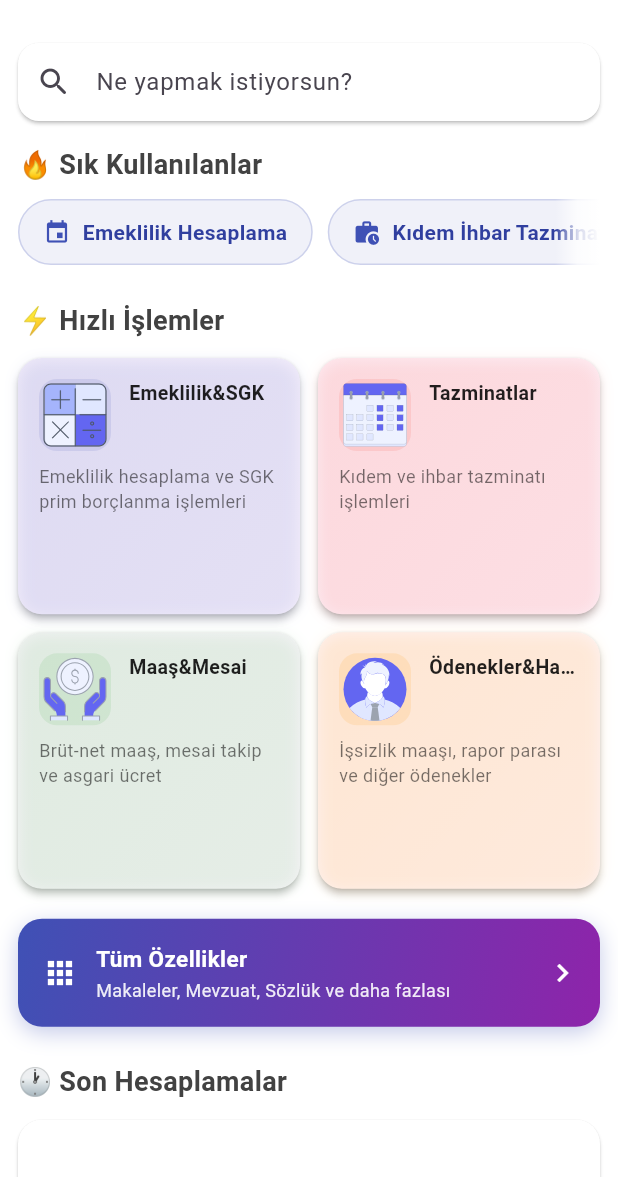
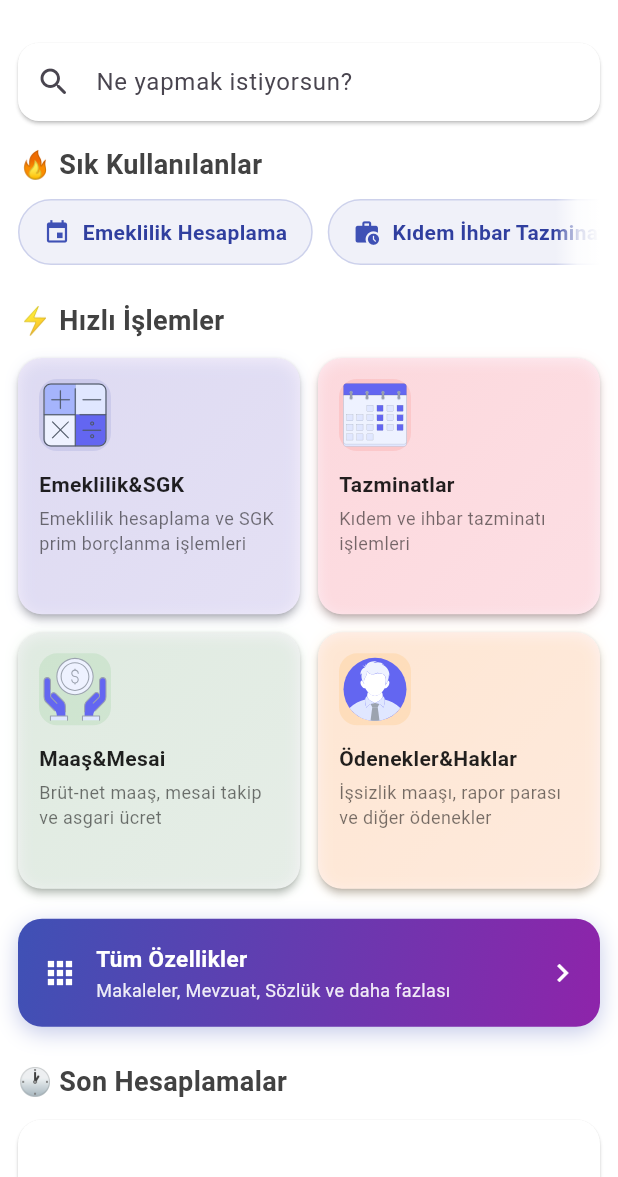
Before and after one commit to life1666/sosyalguvenlikmobil-ios, a Flutter app: the screen it shows after launch, on a phone screen of 412 x 824 dp, the part 59-1236 px from its top. Run offline on Flutter 3.47's test engine with Material 3 defaults, Android fonts, the phone set to English and light mode, and no system bars; our stand-ins replace cloud_firestore, firebase_analytics, firebase_auth, firebase_core, firebase_crashlytics, flutter_svg and 9 more; missing offline and left inert: excel; accounts and stored records are empty.

Commit message:
Style: Move category title below icon, above description text

```diff
--- a/lib/screens/ana_ekran.dart
+++ b/lib/screens/ana_ekran.dart
@@ -1370,10 +1370,7 @@
             child: Column(
               crossAxisAlignment: CrossAxisAlignment.start,
               children: [
-                // İkon sol üstte, başlık yanında
-                Row(
-                  crossAxisAlignment: CrossAxisAlignment.start,
-                  children: [
+                // İkon sol üstte
                 Container(
                   width: 48,
                   height: 48,
@@ -1383,23 +1380,19 @@
                   ),
                   child: Center(child: iconWidget),
                 ),
-                    const SizedBox(width: 12),
-                    // Başlık yanında
-                    Expanded(
-                      child: Text(
+                const SizedBox(height: 12),
+                // Başlık açıklamanın üzerinde
+                Text(
                   category.title,
                   maxLines: 1,
                   overflow: TextOverflow.ellipsis,
                   style: const TextStyle(
-                          fontSize: 13,
+                    fontSize: 14,
                     fontWeight: FontWeight.w700,
                     color: Colors.black87,
                   ),
                 ),
-                    ),
-                  ],
-                ),
-                const SizedBox(height: 8),
+                const SizedBox(height: 4),
                 // Açıklama alt kısımda
                 Text(
                   category.description,
```
Lines whose indentation alone changed are shown as unchanged.
